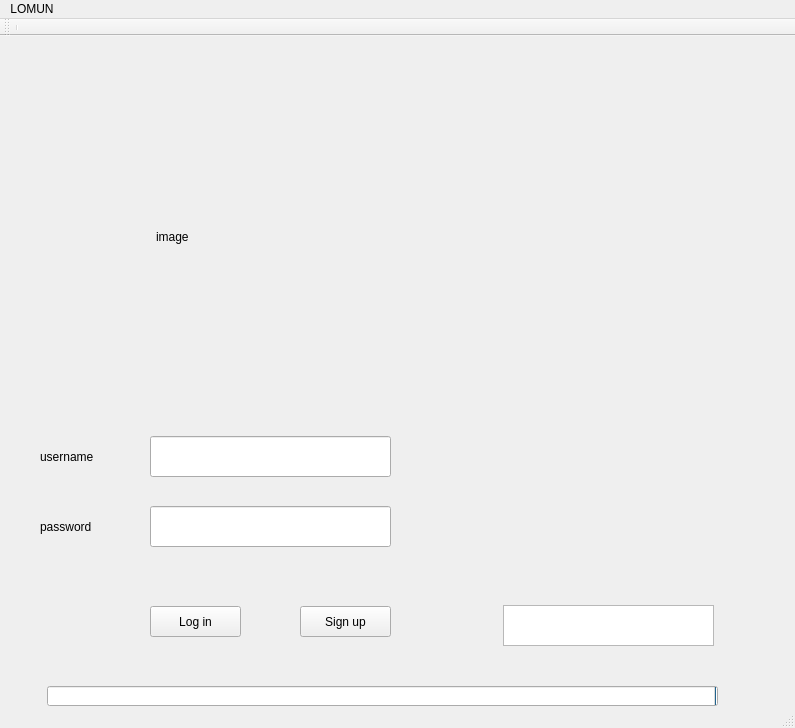
Qt form login.ui (alikargar20/messenger) before a commit.
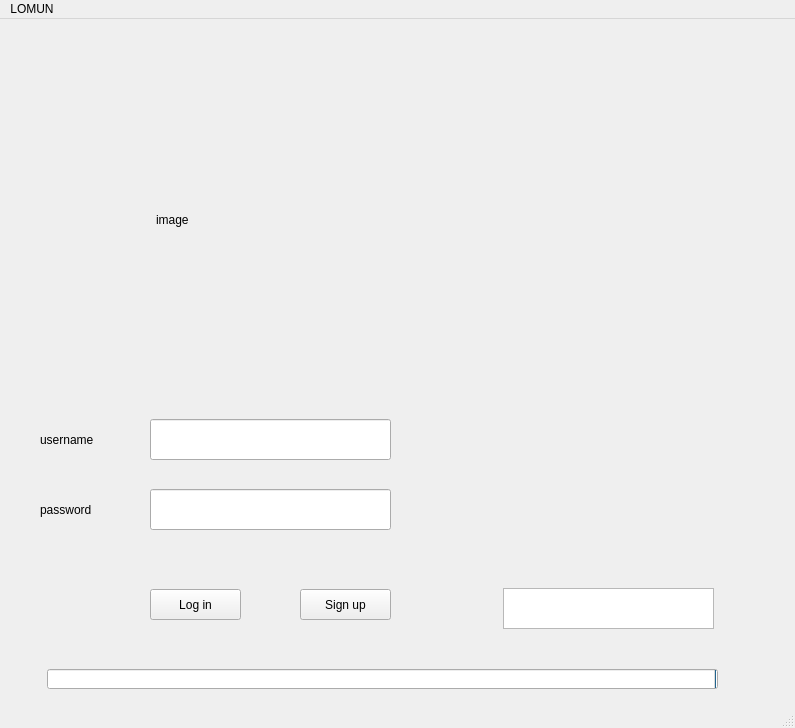
The same form after that commit.

```diff
--- a/login.ui
+++ b/login.ui
@@ -135,15 +135,6 @@
     </property>
    </widget>
   </widget>
-  <widget class="QToolBar" name="mainToolBar">
-   <attribute name="toolBarArea">
-    <enum>TopToolBarArea</enum>
-   </attribute>
-   <attribute name="toolBarBreak">
-    <bool>false</bool>
-   </attribute>
-   <addaction name="separator"/>
-  </widget>
   <widget class="QStatusBar" name="statusBar"/>
   <widget class="QMenuBar" name="menuBar">
    <property name="geometry">
```
Left out of the diff: 8 changed lines with no effect on the pictures.
